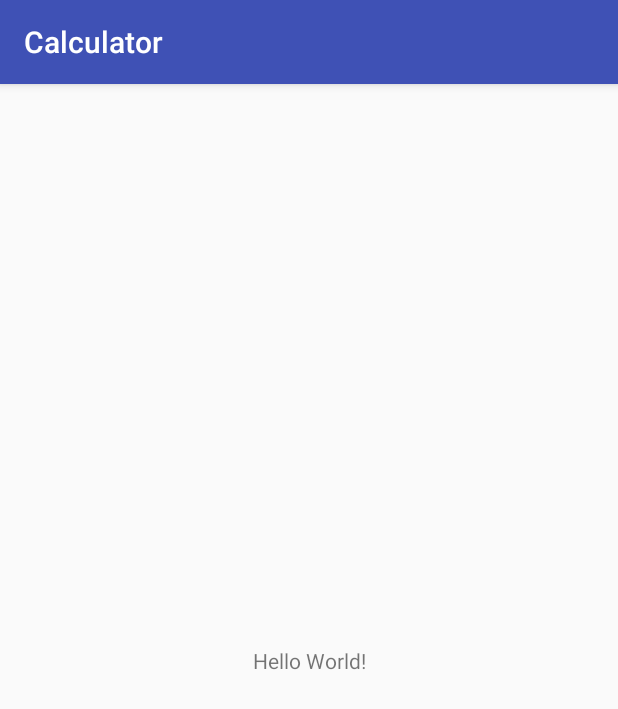
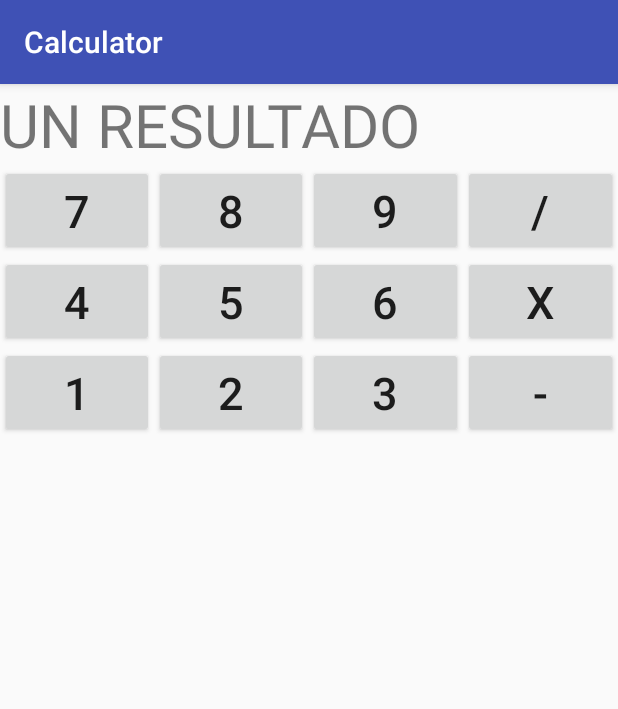
Before and after one commit to SantiagoSinatra/proyectos, an Android app: the screen it shows after launch (MainActivity), on a phone screen of 412 x 824 dp. Shown: the top 709 px of the screen. Run offline under Robolectric (Android 15) with nearby library versions, the phone set to English and light mode, and no system bars.

Commit message:
Empece la calculadora

```diff
--- a/Calculadora/app/build.gradle
+++ b/Calculadora/app/build.gradle
@@ -1,11 +1,11 @@
 apply plugin: 'com.android.application'
 
 android {
-    compileSdkVersion 28
+    compileSdkVersion 27
     defaultConfig {
         applicationId "com.sinatradevelopments.calculator"
         minSdkVersion 21
-        targetSdkVersion 28
+        targetSdkVersion 27
         versionCode 1
         versionName "1.0"
         testInstrumentationRunner "android.support.test.runner.AndroidJUnitRunner"
@@ -20,7 +20,7 @@ android {
 
 dependencies {
     implementation fileTree(dir: 'libs', include: ['*.jar'])
-    implementation 'com.android.support:appcompat-v7:28.0.0-rc02'
+    implementation 'com.android.support:appcompat-v7:27.0.0'
     implementation 'com.android.support.constraint:constraint-layout:1.1.3'
     testImplementation 'junit:junit:4.12'
     androidTestImplementation 'com.android.support.test:runner:1.0.2'
--- a/Calculadora/app/src/main/res/layout/activity_main.xml
+++ b/Calculadora/app/src/main/res/layout/activity_main.xml
@@ -1,18 +1,163 @@
 <?xml version="1.0" encoding="utf-8"?>
-<android.support.constraint.ConstraintLayout xmlns:android="http://schemas.android.com/apk/res/android"
+<RelativeLayout xmlns:android="http://schemas.android.com/apk/res/android"
     xmlns:app="http://schemas.android.com/apk/res-auto"
     xmlns:tools="http://schemas.android.com/tools"
     android:layout_width="match_parent"
     android:layout_height="match_parent"
     tools:context=".MainActivity">
 
-    <TextView
-        android:layout_width="wrap_content"
+    <LinearLayout
+        android:layout_width="match_parent"
         android:layout_height="wrap_content"
-        android:text="Hello World!"
-        app:layout_constraintBottom_toBottomOf="parent"
-        app:layout_constraintLeft_toLeftOf="parent"
-        app:layout_constraintRight_toRightOf="parent"
-        app:layout_constraintTop_toTopOf="parent" />
+        android:orientation="horizontal"
+        android:id="@+id/linearlayout_textview">
 
-</android.support.constraint.ConstraintLayout>
+        <TextView
+            android:layout_width="match_parent"
+            android:layout_height="wrap_content"
+            android:text="UN RESULTADO"
+            android:textSize="40dp"
+            android:id="@+id/textview_resultado"/>
+
+    </LinearLayout>
+
+    <LinearLayout
+        android:layout_width="match_parent"
+        android:layout_height="wrap_content"
+        android:orientation="horizontal"
+        android:weightSum="4"
+        android:id="@+id/linearlayout_botones_primera_fila"
+        android:layout_below="@+id/linearlayout_textview">
+
+        <Button
+            android:layout_width="wrap_content"
+            android:layout_height="wrap_content"
+            android:layout_weight="1"
+            android:text="7"
+            android:textSize="30dp"
+            android:id="@+id/button_7"/>
+
+        <Button
+            android:layout_width="wrap_content"
+            android:layout_height="wrap_content"
+            android:layout_weight="1"
+            android:text="8"
+            android:textSize="30dp"
+            android:id="@+id/button_8"/>
+
+        <Button
+            android:layout_width="wrap_content"
+            android:layout_height="wrap_content"
+            android:layout_weight="1"
+            android:text="9"
+            android:textSize="30dp"
+            android:id="@+id/button_9"/>
+
+        <Button
+            android:layout_width="wrap_content"
+            android:layout_height="wrap_content"
+            android:layout_weight="1"
+            android:text="/"
+            android:textSize="30dp"
+            android:id="@+id/button_dividir"/>
+
+    </LinearLayout>
+
+    <LinearLayout
+        android:layout_width="match_parent"
+        android:layout_height="wrap_content"
+        android:orientation="horizontal"
+        android:weightSum="4"
+        android:id="@+id/linearlayout_botones_segunda_fila"
+        android:layout_below="@+id/linearlayout_botones_primera_fila">
+
+        <Button
+            android:layout_width="wrap_content"
+            android:layout_height="wrap_content"
+            android:text="4"
+            android:textSize="30dp"
+            android:id="@+id/button_4"
+            android:layout_weight="1"/>
+
+        <Button
+            android:layout_width="wrap_content"
+            android:layout_height="wrap_content"
+            android:text="5"
+            android:textSize="30dp"
+            android:id="@+id/button_5"
+            android:layout_weight="1"/>
+
+        <Button
+            android:layout_width="wrap_content"
+            android:layout_height="wrap_content"
+            android:text="6"
+            android:textSize="30dp"
+            android:id="@+id/button_6"
+            android:layout_weight="1"/>
+
+        <Button
+            android:layout_width="wrap_content"
+            android:layout_height="wrap_content"
+            android:text="X"
+            android:textSize="30dp"
+            android:id="@+id/button_multiplicar"
+            android:layout_weight="1"/>
+
+    </LinearLayout>
+
+    <LinearLayout
+        android:layout_width="match_parent"
+        android:layout_height="wrap_content"
+        android:orientation="horizontal"
+        android:weightSum="4"
+        android:id="@+id/linearlayout_botones_tercera_fila"
+        android:layout_below="@+id/linearlayout_botones_segunda_fila">
+
+        <Button
+            android:layout_width="wrap_content"
+            android:layout_height="wrap_content"
+            android:text="1"
+            android:textSize="30dp"
+            android:id="@+id/button_1"
+            android:layout_weight="1" />
+
+        <Button
+            android:layout_width="wrap_content"
+            android:layout_height="wrap_content"
+            android:text="2"
+            android:textSize="30dp"
+            android:id="@+id/button_2"
+            android:layout_weight="1" />
+
+        <Button
+            android:layout_width="wrap_content"
+            android:layout_height="wrap_content"
+            android:text="3"
+            android:textSize="30dp"
+            android:id="@+id/button_3"
+            android:layout_weight="1" />
+
+        <Button
+            android:layout_width="wrap_content"
+            android:layout_height="wrap_content"
+            android:text="-"
+            android:textSize="30dp"
+            android:id="@+id/button_resta"
+            android:layout_weight="1" />
+
+    </LinearLayout>
+
+    <LinearLayout
+        android:layout_width="match_parent"
+        android:layout_height="wrap_content"
+        android:orientation="horizontal"
+        android:weightSum="4"
+        android:id="@+id/linearlayout_botones_cuarta_fila"
+        android:layout_below="@+id/linearlayout_botones_tercera_fila">
+
+    </LinearLayout>
+
+
+
+
+</RelativeLayout>
```
